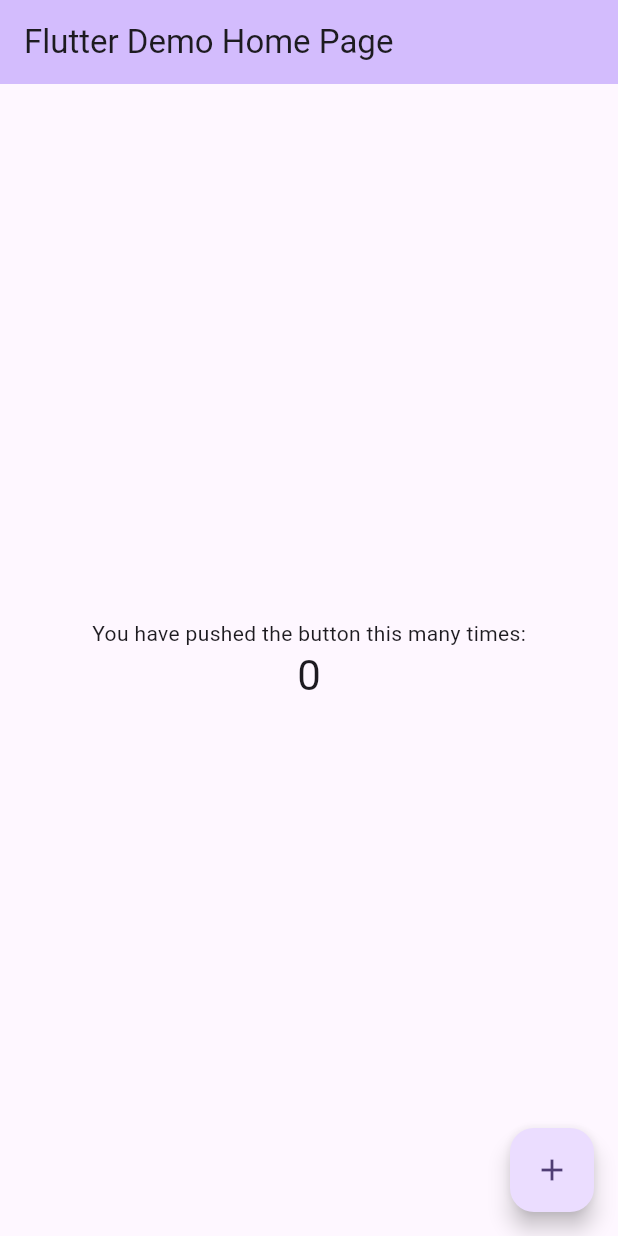
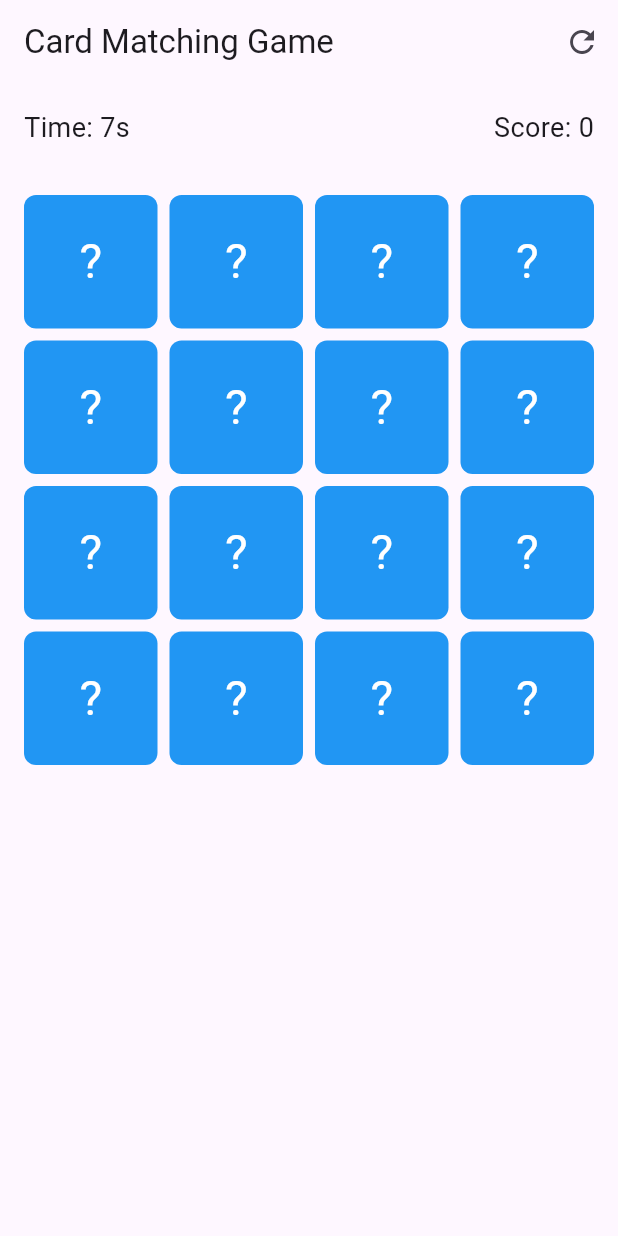
Before and after one commit to slowwwwpoke/card_matching_game, a Flutter app: the screen it shows after launch, on a phone screen of 412 x 824 dp. Run offline on Flutter 3.47's test engine with Material 3 defaults, Android fonts, the phone set to English and light mode, and no system bars.

Commit message:
Added main functions, no animations

```diff
--- a/lib/main.dart
+++ b/lib/main.dart
@@ -1,122 +1,222 @@
 import 'package:flutter/material.dart';
+import 'package:provider/provider.dart';
+import 'dart:async';
 
 void main() {
-  runApp(const MyApp());
+  runApp(
+    ChangeNotifierProvider(
+      create: (context) => GameState(),
+      child: const MyApp(),
+    ),
+  );
 }
 
 class MyApp extends StatelessWidget {
   const MyApp({super.key});
 
-  // This widget is the root of your application.
   @override
   Widget build(BuildContext context) {
     return MaterialApp(
-      title: 'Flutter Demo',
+      title: 'Card Matching Game',
       theme: ThemeData(
-        // This is the theme of your application.
-        //
-        // TRY THIS: Try running your application with "flutter run". You'll see
-        // the application has a purple toolbar. Then, without quitting the app,
-        // try changing the seedColor in the colorScheme below to Colors.green
-        // and then invoke "hot reload" (save your changes or press the "hot
-        // reload" button in a Flutter-supported IDE, or press "r" if you used
-        // the command line to start the app).
-        //
-        // Notice that the counter didn't reset back to zero; the application
-        // state is not lost during the reload. To reset the state, use hot
-        // restart instead.
-        //
-        // This works for code too, not just values: Most code changes can be
-        // tested with just a hot reload.
-        colorScheme: ColorScheme.fromSeed(seedColor: Colors.deepPurple),
+        primarySwatch: Colors.blue,
       ),
-      home: const MyHomePage(title: 'Flutter Demo Home Page'),
+      home: const GameScreen(),
     );
   }
 }
 
-class MyHomePage extends StatefulWidget {
-  const MyHomePage({super.key, required this.title});
-
-  // This widget is the home page of your application. It is stateful, meaning
-  // that it has a State object (defined below) that contains fields that affect
-  // how it looks.
-
-  // This class is the configuration for the state. It holds the values (in this
-  // case the title) provided by the parent (in this case the App widget) and
-  // used by the build method of the State. Fields in a Widget subclass are
-  // always marked "final".
-
-  final String title;
+class GameScreen extends StatefulWidget {
+  const GameScreen({super.key});
 
   @override
-  State<MyHomePage> createState() => _MyHomePageState();
+  _GameScreenState createState() => _GameScreenState();
 }
 
-class _MyHomePageState extends State<MyHomePage> {
-  int _counter = 0;
-
-  void _incrementCounter() {
-    setState(() {
-      // This call to setState tells the Flutter framework that something has
-      // changed in this State, which causes it to rerun the build method below
-      // so that the display can reflect the updated values. If we changed
-      // _counter without calling setState(), then the build method would not be
-      // called again, and so nothing would appear to happen.
-      _counter++;
-    });
+class _GameScreenState extends State<GameScreen> {
+  @override
+  void initState() {
+    super.initState();
+    Provider.of<GameState>(context, listen: false).initializeGame();
   }
 
   @override
   Widget build(BuildContext context) {
-    // This method is rerun every time setState is called, for instance as done
-    // by the _incrementCounter method above.
-    //
-    // The Flutter framework has been optimized to make rerunning build methods
-    // fast, so that you can just rebuild anything that needs updating rather
-    // than having to individually change instances of widgets.
+    final gameState = Provider.of<GameState>(context);
+
     return Scaffold(
       appBar: AppBar(
-        // TRY THIS: Try changing the color here to a specific color (to
-        // Colors.amber, perhaps?) and trigger a hot reload to see the AppBar
-        // change color while the other colors stay the same.
-        backgroundColor: Theme.of(context).colorScheme.inversePrimary,
-        // Here we take the value from the MyHomePage object that was created by
-        // the App.build method, and use it to set our appbar title.
-        title: Text(widget.title),
+        title: const Text('Card Matching Game'),
+        actions: [
+          IconButton(
+            icon: const Icon(Icons.refresh),
+            onPressed: () {
+              gameState.restartGame();
+            },
+          )
+        ],
       ),
-      body: Center(
-        // Center is a layout widget. It takes a single child and positions it
-        // in the middle of the parent.
-        child: Column(
-          // Column is also a layout widget. It takes a list of children and
-          // arranges them vertically. By default, it sizes itself to fit its
-          // children horizontally, and tries to be as tall as its parent.
-          //
-          // Column has various properties to control how it sizes itself and
-          // how it positions its children. Here we use mainAxisAlignment to
-          // center the children vertically; the main axis here is the vertical
-          // axis because Columns are vertical (the cross axis would be
-          // horizontal).
-          //
-          // TRY THIS: Invoke "debug painting" (choose the "Toggle Debug Paint"
-          // action in the IDE, or press "p" in the console), to see the
-          // wireframe for each widget.
-          mainAxisAlignment: MainAxisAlignment.center,
-          children: <Widget>[
-            const Text('You have pushed the button this many times:'),
-            Text(
-              '$_counter',
-              style: Theme.of(context).textTheme.headlineMedium,
+      body: Column(
+        children: [
+          Padding(
+            padding: const EdgeInsets.all(16.0),
+            child: Row(
+              mainAxisAlignment: MainAxisAlignment.spaceBetween,
+              children: [
+                Text('Time: ${gameState.seconds}s', style: const TextStyle(fontSize: 18)),
+                Text('Score: ${gameState.score}', style: const TextStyle(fontSize: 18)),
+              ],
             ),
-          ],
-        ),
+          ),
+          Expanded(
+            child: GridView.builder(
+              padding: const EdgeInsets.all(16.0),
+              gridDelegate: const SliverGridDelegateWithFixedCrossAxisCount(
+                crossAxisCount: 4, // 4x4 grid
+                crossAxisSpacing: 8.0,
+                mainAxisSpacing: 8.0,
+              ),
+              itemCount: gameState.cards.length,
+              itemBuilder: (context, index) {
+                return CardWidget(index: index);
+              },
+            ),
+          ),
+        ],
       ),
-      floatingActionButton: FloatingActionButton(
-        onPressed: _incrementCounter,
-        tooltip: 'Increment',
-        child: const Icon(Icons.add),
-      ), // This trailing comma makes auto-formatting nicer for build methods.
     );
   }
 }
+
+class CardWidget extends StatelessWidget {
+  final int index;
+  const CardWidget({super.key, required this.index});
+
+  @override
+  Widget build(BuildContext context) {
+    final gameState = Provider.of<GameState>(context);
+    final card = gameState.cards[index];
+
+    return GestureDetector(
+      onTap: () {
+        gameState.flipCard(index);
+      },
+      child: AnimatedContainer(
+        duration: const Duration(milliseconds: 300),
+        decoration: BoxDecoration(
+          color: card.isMatched ? Colors.green : Colors.blue,
+          borderRadius: BorderRadius.circular(8),
+        ),
+        child: Center(
+          child: card.isFaceUp || card.isMatched
+              ? Text(card.value, style: const TextStyle(fontSize: 24, fontWeight: FontWeight.bold, color: Colors.white))
+              : const Text('?', style: TextStyle(fontSize: 32, color: Colors.white)),
+        ),
+      ),
+    );
+  }
+}
+
+class CardModel {
+  final String value;
+  bool isFaceUp;
+  bool isMatched;
+
+  CardModel({required this.value, this.isFaceUp = false, this.isMatched = false});
+}
+
+class GameState extends ChangeNotifier {
+  List<CardModel> cards = [];
+  CardModel? firstCard;
+  CardModel? secondCard;
+  int score = 0;
+  int seconds = 0;
+  Timer? _timer;
+
+  void initializeGame() {
+    List<String> values = ['🍎', '🍌', '🍒', '🍇', '🥝', '🍉', '🍓', '🍍'];
+    values = [...values, ...values]..shuffle();
+    cards = values.map((value) => CardModel(value: value)).toList();
+    score = 0;
+    seconds = 0;
+    startTimer();
+    notifyListeners();
+  }
+
+  void flipCard(int index) {
+    if (cards[index].isFaceUp || cards[index].isMatched) return;
+
+    cards[index].isFaceUp = true;
+
+    if (firstCard == null) {
+      firstCard = cards[index];
+    } else if (secondCard == null) {
+      secondCard = cards[index];
+      checkMatch();
+    }
+
+    notifyListeners();
+  }
+
+  void checkMatch() {
+    if (firstCard != null && secondCard != null) {
+      if (firstCard!.value == secondCard!.value) {
+        firstCard!.isMatched = true;
+        secondCard!.isMatched = true;
+        score += 10;
+      } else {
+          firstCard!.isFaceUp = false;
+          secondCard!.isFaceUp = false;
+          notifyListeners();
+        score -= 5;
+      }
+      firstCard = null;
+      secondCard = null;
+    }
+    checkWinCondition();
+    notifyListeners();
+  }
+
+  void checkWinCondition() {
+    if (cards.every((card) => card.isMatched)) {
+      _timer?.cancel();
+      Future.delayed(const Duration(milliseconds: 500), () {
+        showWinDialog();
+      });
+    }
+  }
+
+  void showWinDialog() {
+    showDialog(
+      context: navigatorKey.currentContext!,
+      builder: (context) => AlertDialog(
+        title: const Text('Congratulations!'),
+        content: Text('You matched all pairs in $seconds seconds! Your score: $score'),
+        actions: [
+          TextButton(
+            onPressed: () {
+              Navigator.of(context).pop();
+              restartGame();
+            },
+            child: const Text('Play Again'),
+          ),
+        ],
+      ),
+    );
+  }
+
+  void startTimer() {
+    _timer?.cancel();
+    _timer = Timer.periodic(const Duration(seconds: 1), (timer) {
+      seconds++;
+      notifyListeners();
+    });
+  }
+
+  void restartGame() {
+    initializeGame();
+    notifyListeners();
+  }
+}
+
+final GlobalKey<NavigatorState> navigatorKey = GlobalKey<NavigatorState>();
--- a/pubspec.yaml
+++ b/pubspec.yaml
@@ -30,7 +30,7 @@ environment:
 dependencies:
   flutter:
     sdk: flutter
-
+  provider: ^6.1.2
   # The following adds the Cupertino Icons font to your application.
   # Use with the CupertinoIcons class for iOS style icons.
   cupertino_icons: ^1.0.8
```
Also changed, not shown: pubspec.lock.
